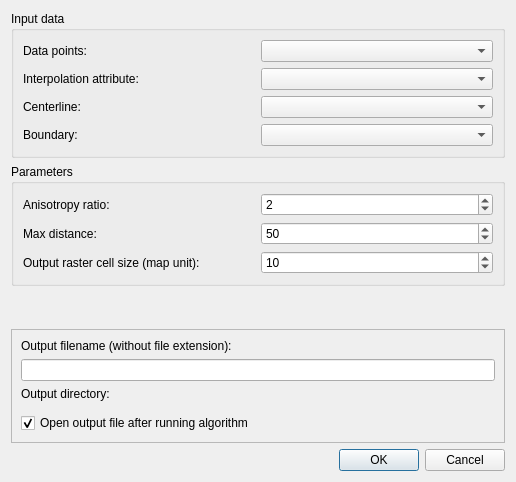
Before: the Qt Designer form BathyFlowDEM_dialog_base.ui in melindafemminis/BathyFlowDEM, drawn with Qt 5.
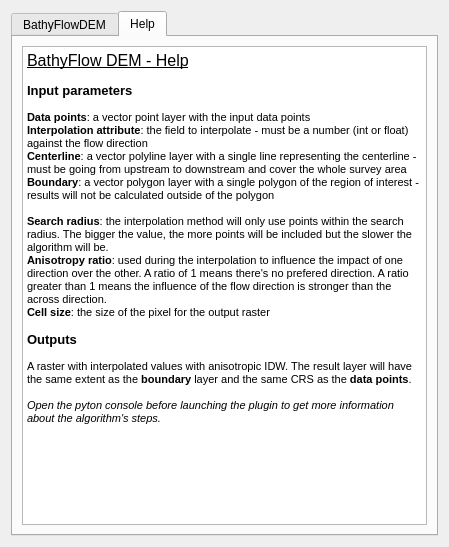
After: the same form once the commit is applied. The open tabs and pages were chosen to show the change. Custom widgets are drawn as their Qt base class.

Commit message: Added HELP tab

The edit to the form file:
```diff
--- a/BathyFlowDEM_dialog_base.ui
+++ b/BathyFlowDEM_dialog_base.ui
@@ -6,13 +6,23 @@
    <rect>
     <x>0</x>
     <y>0</y>
-    <width>516</width>
-    <height>482</height>
+    <width>449</width>
+    <height>547</height>
    </rect>
   </property>
   <property name="windowTitle">
    <string>BathyFlowDEM</string>
   </property>
+  <layout class="QGridLayout" name="gridLayout_5">
+   <item row="0" column="0">
+    <widget class="QTabWidget" name="tabWidget">
+     <property name="currentIndex">
+      <number>0</number>
+     </property>
+     <widget class="QWidget" name="bathyflowdem">
+      <attribute name="title">
+       <string>BathyFlowDEM</string>
+      </attribute>
   <layout class="QGridLayout" name="gridLayout_4">
    <item row="0" column="0">
     <widget class="QGroupBox" name="groupBox_2">
@@ -186,7 +196,7 @@
      <property name="sizeHint" stdset="0">
       <size>
        <width>20</width>
-       <height>40</height>
+           <height>54</height>
       </size>
      </property>
     </spacer>
@@ -272,6 +282,48 @@
       </widget>
      </item>
     </layout>
+       </item>
+      </layout>
+     </widget>
+     <widget class="QWidget" name="help">
+      <attribute name="title">
+       <string>Help</string>
+      </attribute>
+      <layout class="QGridLayout" name="gridLayout_6">
+       <item row="0" column="0">
+        <widget class="QTextBrowser" name="textBrowser">
+         <property name="html">
+          <string>&lt;!DOCTYPE HTML PUBLIC &quot;-//W3C//DTD HTML 4.0//EN&quot; &quot;http://www.w3.org/TR/REC-html40/strict.dtd&quot;&gt;
+&lt;html&gt;&lt;head&gt;&lt;meta name=&quot;qrichtext&quot; content=&quot;1&quot; /&gt;&lt;style type=&quot;text/css&quot;&gt;
+p, li { white-space: pre-wrap; }
+&lt;/style&gt;&lt;/head&gt;&lt;body style=&quot; font-family:'MS Shell Dlg 2'; font-size:8.25pt; font-weight:400; font-style:normal;&quot;&gt;
+&lt;p style=&quot; margin-top:0px; margin-bottom:0px; margin-left:0px; margin-right:0px; -qt-block-indent:0; text-indent:0px;&quot;&gt;&lt;span style=&quot; font-size:12pt; text-decoration: underline;&quot;&gt;BathyFlow DEM - Help&lt;/span&gt;&lt;/p&gt;
+&lt;p style=&quot;-qt-paragraph-type:empty; margin-top:0px; margin-bottom:0px; margin-left:0px; margin-right:0px; -qt-block-indent:0; text-indent:0px;&quot;&gt;&lt;br /&gt;&lt;/p&gt;
+&lt;p style=&quot; margin-top:0px; margin-bottom:0px; margin-left:0px; margin-right:0px; -qt-block-indent:0; text-indent:0px;&quot;&gt;&lt;span style=&quot; font-size:10pt; font-weight:600;&quot;&gt;Input parameters&lt;/span&gt;&lt;/p&gt;
+&lt;p style=&quot;-qt-paragraph-type:empty; margin-top:0px; margin-bottom:0px; margin-left:0px; margin-right:0px; -qt-block-indent:0; text-indent:0px;&quot;&gt;&lt;br /&gt;&lt;/p&gt;
+&lt;p style=&quot; margin-top:0px; margin-bottom:0px; margin-left:0px; margin-right:0px; -qt-block-indent:0; text-indent:0px;&quot;&gt;&lt;span style=&quot; font-weight:600;&quot;&gt;Data points&lt;/span&gt;: a vector point layer with the input data points&lt;/p&gt;
+&lt;p style=&quot; margin-top:0px; margin-bottom:0px; margin-left:0px; margin-right:0px; -qt-block-indent:0; text-indent:0px;&quot;&gt;&lt;span style=&quot; font-weight:600;&quot;&gt;Interpolation attribute&lt;/span&gt;: the field to interpolate - must be a number (int or float)&lt;/p&gt;
+&lt;p style=&quot; margin-top:0px; margin-bottom:0px; margin-left:0px; margin-right:0px; -qt-block-indent:0; text-indent:0px;&quot;&gt;against the flow direction &lt;/p&gt;
+&lt;p style=&quot; margin-top:0px; margin-bottom:0px; margin-left:0px; margin-right:0px; -qt-block-indent:0; text-indent:0px;&quot;&gt;&lt;span style=&quot; font-weight:600;&quot;&gt;Centerline&lt;/span&gt;: a vector polyline layer with a single line representing the centerline - must be going from upstream to downstream and cover the whole survey area&lt;/p&gt;
+&lt;p style=&quot; margin-top:0px; margin-bottom:0px; margin-left:0px; margin-right:0px; -qt-block-indent:0; text-indent:0px;&quot;&gt;&lt;span style=&quot; font-weight:600;&quot;&gt;Boundary&lt;/span&gt;: a vector polygon layer with a single polygon of the region of interest - results will not be calculated outside of the polygon&lt;/p&gt;
+&lt;p style=&quot;-qt-paragraph-type:empty; margin-top:0px; margin-bottom:0px; margin-left:0px; margin-right:0px; -qt-block-indent:0; text-indent:0px;&quot;&gt;&lt;br /&gt;&lt;/p&gt;
+&lt;p style=&quot; margin-top:0px; margin-bottom:0px; margin-left:0px; margin-right:0px; -qt-block-indent:0; text-indent:0px;&quot;&gt;&lt;span style=&quot; font-weight:600;&quot;&gt;Search radius&lt;/span&gt;: the interpolation method will only use points within the search radius. The bigger the value, the more points will be included but the slower the algorithm will be.&lt;/p&gt;
+&lt;p style=&quot; margin-top:0px; margin-bottom:0px; margin-left:0px; margin-right:0px; -qt-block-indent:0; text-indent:0px;&quot;&gt;&lt;span style=&quot; font-weight:600;&quot;&gt;Anisotropy ratio&lt;/span&gt;: used during the interpolation to influence the impact of one direction over the other. A ratio of 1 means there's no prefered direction. A ratio greater than 1 means the influence of the flow direction is stronger than the across direction.&lt;/p&gt;
+&lt;p style=&quot; margin-top:0px; margin-bottom:0px; margin-left:0px; margin-right:0px; -qt-block-indent:0; text-indent:0px;&quot;&gt;&lt;span style=&quot; font-weight:600;&quot;&gt;Cell size&lt;/span&gt;: the size of the pixel for the output raster&lt;/p&gt;
+&lt;p style=&quot;-qt-paragraph-type:empty; margin-top:0px; margin-bottom:0px; margin-left:0px; margin-right:0px; -qt-block-indent:0; text-indent:0px;&quot;&gt;&lt;br /&gt;&lt;/p&gt;
+&lt;p style=&quot; margin-top:0px; margin-bottom:0px; margin-left:0px; margin-right:0px; -qt-block-indent:0; text-indent:0px;&quot;&gt;&lt;span style=&quot; font-size:10pt; font-weight:600;&quot;&gt;Outputs&lt;/span&gt;&lt;/p&gt;
+&lt;p style=&quot;-qt-paragraph-type:empty; margin-top:0px; margin-bottom:0px; margin-left:0px; margin-right:0px; -qt-block-indent:0; text-indent:0px;&quot;&gt;&lt;br /&gt;&lt;/p&gt;
+&lt;p style=&quot; margin-top:0px; margin-bottom:0px; margin-left:0px; margin-right:0px; -qt-block-indent:0; text-indent:0px;&quot;&gt;A raster with interpolated values with anisotropic IDW. The result layer will have the same extent as the &lt;span style=&quot; font-weight:600;&quot;&gt;boundary&lt;/span&gt; layer and the same CRS as the &lt;span style=&quot; font-weight:600;&quot;&gt;data points&lt;/span&gt;.&lt;/p&gt;
+&lt;p style=&quot;-qt-paragraph-type:empty; margin-top:0px; margin-bottom:0px; margin-left:0px; margin-right:0px; -qt-block-indent:0; text-indent:0px;&quot;&gt;&lt;br /&gt;&lt;/p&gt;
+&lt;p style=&quot; margin-top:0px; margin-bottom:0px; margin-left:0px; margin-right:0px; -qt-block-indent:0; text-indent:0px;&quot;&gt;&lt;span style=&quot; font-style:italic;&quot;&gt;Open the pyton console before launching the plugin to get more information about the algorithm's steps.&lt;/span&gt;&lt;/p&gt;
+&lt;p style=&quot;-qt-paragraph-type:empty; margin-top:0px; margin-bottom:0px; margin-left:0px; margin-right:0px; -qt-block-indent:0; text-indent:0px; font-style:italic;&quot;&gt;&lt;br /&gt;&lt;/p&gt;
+&lt;p align=&quot;center&quot; style=&quot;-qt-paragraph-type:empty; margin-top:0px; margin-bottom:0px; margin-left:0px; margin-right:0px; -qt-block-indent:0; text-indent:0px;&quot;&gt;&lt;br /&gt;&lt;/p&gt;&lt;/body&gt;&lt;/html&gt;</string>
+         </property>
+        </widget>
+       </item>
+      </layout>
+     </widget>
+    </widget>
    </item>
   </layout>
  </widget>
```
Lines whose indentation alone changed are shown as unchanged.
